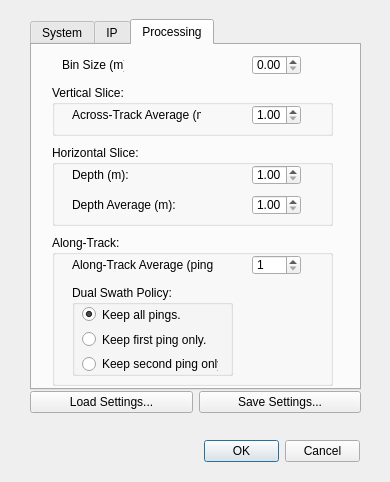
monsterkittykitty/WaterColumnPlotter, file GUI/Dialogs/UIFiles/AllSettingsDialog.ui: the form before one commit.
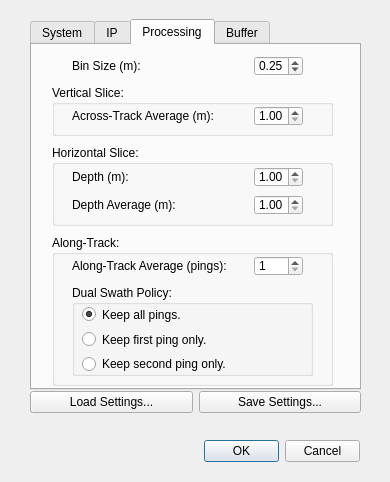
The form after the commit. The open tabs and pages were chosen to show the change.

What changed in the file:
```diff
--- a/GUI/Dialogs/UIFiles/AllSettingsDialog.ui
+++ b/GUI/Dialogs/UIFiles/AllSettingsDialog.ui
@@ -233,41 +233,6 @@
     <attribute name="title">
      <string>Processing</string>
     </attribute>
-    <widget class="QDoubleSpinBox" name="doubleSpinBoxBinSize">
-     <property name="geometry">
-      <rect>
-       <x>220</x>
-       <y>10</y>
-       <width>49</width>
-       <height>20</height>
-      </rect>
-     </property>
-     <property name="toolTip">
-      <string>Raw data to be placed in square bins of this dimension.</string>
-     </property>
-     <property name="maximum">
-      <double>100.000000000000000</double>
-     </property>
-     <property name="singleStep">
-      <double>0.100000000000000</double>
-     </property>
-     <property name="value">
-      <double>0.000000000000000</double>
-     </property>
-    </widget>
-    <widget class="QLabel" name="labelBinSize">
-     <property name="geometry">
-      <rect>
-       <x>30</x>
-       <y>10</y>
-       <width>62</width>
-       <height>20</height>
-      </rect>
-     </property>
-     <property name="text">
-      <string>Bin Size (m): </string>
-     </property>
-    </widget>
     <widget class="QGroupBox" name="groupBoxAlongTrack">
      <property name="geometry">
       <rect>
@@ -280,47 +245,12 @@
      <property name="title">
       <string>Along-Track:</string>
      </property>
-     <widget class="QSpinBox" name="spinBoxAlongTrackAvg">
-      <property name="geometry">
-       <rect>
-        <x>200</x>
-        <y>20</y>
-        <width>49</width>
-        <height>20</height>
-       </rect>
-      </property>
-      <property name="toolTip">
-       <string>Number of pings to average along-track.</string>
-      </property>
-      <property name="minimum">
-       <number>1</number>
-      </property>
-      <property name="maximum">
-       <number>100</number>
-      </property>
-      <property name="value">
-       <number>1</number>
-      </property>
-     </widget>
-     <widget class="QLabel" name="labelAlongTrackAvg">
-      <property name="geometry">
-       <rect>
-        <x>20</x>
-        <y>20</y>
-        <width>141</width>
-        <height>20</height>
-       </rect>
-      </property>
-      <property name="text">
-       <string>Along-Track Average (pings):</string>
-      </property>
-     </widget>
      <widget class="QGroupBox" name="groupBoxDualSwath">
       <property name="geometry">
        <rect>
         <x>20</x>
         <y>50</y>
-        <width>161</width>
+        <width>241</width>
         <height>91</height>
        </rect>
       </property>
@@ -338,7 +268,7 @@
         <rect>
          <x>10</x>
          <y>20</y>
-         <width>136</width>
+         <width>221</width>
          <height>68</height>
         </rect>
        </property>
@@ -370,6 +300,78 @@
        </layout>
       </widget>
      </widget>
+     <widget class="QWidget" name="">
+      <property name="geometry">
+       <rect>
+        <x>20</x>
+        <y>20</y>
+        <width>231</width>
+        <height>22</height>
+       </rect>
+      </property>
+      <layout class="QHBoxLayout" name="horizontalLayoutAlongTrackAvg">
+       <item>
+        <widget class="QLabel" name="labelAlongTrackAvg">
+         <property name="sizePolicy">
+          <sizepolicy hsizetype="Minimum" vsizetype="Preferred">
+           <horstretch>0</horstretch>
+           <verstretch>0</verstretch>
+          </sizepolicy>
+         </property>
+         <property name="text">
+          <string>Along-Track Average (pings):</string>
+         </property>
+        </widget>
+       </item>
+       <item>
+        <spacer name="horizontalSpacerAlongTrackAvg">
+         <property name="orientation">
+          <enum>Qt::Horizontal</enum>
+         </property>
+         <property name="sizeHint" stdset="0">
+          <size>
+           <width>18</width>
+           <height>20</height>
+          </size>
+         </property>
+        </spacer>
+       </item>
+       <item>
+        <widget class="QSpinBox" name="spinBoxAlongTrackAvg">
+         <property name="sizePolicy">
+          <sizepolicy hsizetype="Fixed" vsizetype="Fixed">
+           <horstretch>0</horstretch>
+           <verstretch>0</verstretch>
+          </sizepolicy>
+         </property>
+         <property name="minimumSize">
+          <size>
+           <width>49</width>
+           <height>20</height>
+          </size>
+         </property>
+         <property name="maximumSize">
+          <size>
+           <width>49</width>
+           <height>20</height>
+          </size>
+         </property>
+         <property name="toolTip">
+          <string>Number of pings to average along-track.</string>
+         </property>
+         <property name="minimum">
+          <number>1</number>
+         </property>
+         <property name="maximum">
+          <number>100</number>
+         </property>
+         <property name="value">
+          <number>1</number>
+         </property>
+        </widget>
+       </item>
+      </layout>
+     </widget>
     </widget>
     <widget class="QGroupBox" name="groupBoxVerticalSlice">
      <property name="geometry">
@@ -383,43 +385,80 @@
      <property name="title">
       <string>Vertical Slice:</string>
      </property>
-     <widget class="QDoubleSpinBox" name="doubleSpinBoxAcrossTrackAvg">
-      <property name="geometry">
-       <rect>
-        <x>200</x>
-        <y>20</y>
-        <width>49</width>
-        <height>20</height>
-       </rect>
-      </property>
-      <property name="toolTip">
-       <string>Width to average across-track.</string>
-      </property>
-      <property name="minimum">
-       <double>1.000000000000000</double>
-      </property>
-      <property name="maximum">
-       <double>100.000000000000000</double>
-      </property>
-      <property name="singleStep">
-       <double>0.500000000000000</double>
-      </property>
-      <property name="value">
-       <double>1.000000000000000</double>
-      </property>
-     </widget>
-     <widget class="QLabel" name="labelAcrossTrackAvg">
+     <widget class="QWidget" name="">
       <property name="geometry">
        <rect>
         <x>20</x>
         <y>20</y>
-        <width>129</width>
-        <height>20</height>
+        <width>231</width>
+        <height>22</height>
        </rect>
       </property>
-      <property name="text">
-       <string>Across-Track Average (m):</string>
-      </property>
+      <layout class="QHBoxLayout" name="horizontalLayoutAcrossTrackAvg">
+       <item>
+        <widget class="QLabel" name="labelAcrossTrackAvg">
+         <property name="sizePolicy">
+          <sizepolicy hsizetype="Minimum" vsizetype="Preferred">
+           <horstretch>0</horstretch>
+           <verstretch>0</verstretch>
+          </sizepolicy>
+         </property>
+         <property name="text">
+          <string>Across-Track Average (m):</string>
+         </property>
+        </widget>
+       </item>
+       <item>
+        <spacer name="horizontalSpacerAcrossTrackAvg">
+         <property name="orientation">
+          <enum>Qt::Horizontal</enum>
+         </property>
+         <property name="sizeHint" stdset="0">
+          <size>
+           <width>18</width>
+           <height>20</height>
+          </size>
+         </property>
+        </spacer>
+       </item>
+       <item>
+        <widget class="QDoubleSpinBox" name="doubleSpinBoxAcrossTrackAvg">
+         <property name="sizePolicy">
+          <sizepolicy hsizetype="Fixed" vsizetype="Fixed">
+           <horstretch>0</horstretch>
+           <verstretch>0</verstretch>
+          </sizepolicy>
+         </property>
+         <property name="minimumSize">
+          <size>
+           <width>49</width>
+           <height>20</height>
+          </size>
+         </property>
+         <property name="maximumSize">
+          <size>
+           <width>49</width>
+           <height>20</height>
+          </size>
+         </property>
+         <property name="toolTip">
+          <string>Width to average across-track.</string>
+         </property>
+         <property name="minimum">
+          <double>1.000000000000000</double>
+         </property>
+         <property name="maximum">
+          <double>100.000000000000000</double>
+         </property>
+         <property name="singleStep">
+          <double>0.500000000000000</double>
+         </property>
+         <property name="value">
+          <double>1.000000000000000</double>
+         </property>
+        </widget>
+       </item>
+      </layout>
      </widget>
     </widget>
     <widget class="QGroupBox" name="groupBoxHorizontalSlice">
@@ -434,81 +473,448 @@
      <property name="title">
       <string>Horizontal Slice: </string>
      </property>
-     <widget class="QDoubleSpinBox" name="doubleSpinBoxDepthAvg">
+     <widget class="QWidget" name="">
       <property name="geometry">
        <rect>
-        <x>200</x>
-        <y>50</y>
-        <width>49</width>
-        <height>20</height>
-       </rect>
-      </property>
-      <property name="toolTip">
-       <string>Depth to average.</string>
-      </property>
-      <property name="minimum">
-       <double>1.000000000000000</double>
-      </property>
-      <property name="maximum">
-       <double>100.000000000000000</double>
-      </property>
-      <property name="singleStep">
-       <double>0.500000000000000</double>
-      </property>
-      <property name="value">
-       <double>1.000000000000000</double>
-      </property>
-     </widget>
-     <widget class="QLabel" name="labelDepthAvg">
-      <property name="geometry">
-       <rect>
         <x>20</x>
-        <y>50</y>
-        <width>129</width>
-        <height>20</height>
+        <y>20</y>
+        <width>231</width>
+        <height>52</height>
        </rect>
       </property>
-      <property name="text">
-       <string>Depth Average (m):</string>
-      </property>
+      <layout class="QVBoxLayout" name="verticalLayout">
+       <item>
+        <layout class="QHBoxLayout" name="horizontalLayoutDepth">
+         <item>
+          <widget class="QLabel" name="labelDepth">
+           <property name="sizePolicy">
+            <sizepolicy hsizetype="Minimum" vsizetype="Preferred">
+             <horstretch>0</horstretch>
+             <verstretch>0</verstretch>
+            </sizepolicy>
+           </property>
+           <property name="text">
+            <string>Depth (m):</string>
+           </property>
+          </widget>
+         </item>
+         <item>
+          <spacer name="horizontalSpacerDepth">
+           <property name="orientation">
+            <enum>Qt::Horizontal</enum>
+           </property>
+           <property name="sizeHint" stdset="0">
+            <size>
+             <width>40</width>
+             <height>20</height>
+            </size>
+           </property>
+          </spacer>
+         </item>
+         <item>
+          <widget class="QDoubleSpinBox" name="doubleSpinBoxDepth">
+           <property name="sizePolicy">
+            <sizepolicy hsizetype="Fixed" vsizetype="Fixed">
+             <horstretch>0</horstretch>
+             <verstretch>0</verstretch>
+            </sizepolicy>
+           </property>
+           <property name="minimumSize">
+            <size>
+             <width>49</width>
+             <height>20</height>
+            </size>
+           </property>
+           <property name="maximumSize">
+            <size>
+             <width>49</width>
+             <height>20</height>
+            </size>
+           </property>
+           <property name="toolTip">
+            <string>Depth of horizontal slice.</string>
+           </property>
+           <property name="minimum">
+            <double>1.000000000000000</double>
+           </property>
+           <property name="maximum">
+            <double>1000.000000000000000</double>
+           </property>
+           <property name="singleStep">
+            <double>0.500000000000000</double>
+           </property>
+           <property name="value">
+            <double>1.000000000000000</double>
+           </property>
+          </widget>
+         </item>
+        </layout>
+       </item>
+       <item>
+        <layout class="QHBoxLayout" name="horizontalLayoutDepthAvg">
+         <item>
+          <widget class="QLabel" name="labelDepthAvg">
+           <property name="sizePolicy">
+            <sizepolicy hsizetype="Minimum" vsizetype="Preferred">
+             <horstretch>0</horstretch>
+             <verstretch>0</verstretch>
+            </sizepolicy>
+           </property>
+           <property name="text">
+            <string>Depth Average (m):</string>
+           </property>
+          </widget>
+         </item>
+         <item>
+          <spacer name="horizontalSpacerDepthAvg">
+           <property name="orientation">
+            <enum>Qt::Horizontal</enum>
+           </property>
+           <property name="sizeHint" stdset="0">
+            <size>
+             <width>40</width>
+             <height>20</height>
+            </size>
+           </property>
+          </spacer>
+         </item>
+         <item>
+          <widget class="QDoubleSpinBox" name="doubleSpinBoxDepthAvg">
+           <property name="sizePolicy">
+            <sizepolicy hsizetype="Fixed" vsizetype="Fixed">
+             <horstretch>0</horstretch>
+             <verstretch>0</verstretch>
+            </sizepolicy>
+           </property>
+           <property name="minimumSize">
+            <size>
+             <width>49</width>
+             <height>20</height>
+            </size>
+           </property>
+           <property name="maximumSize">
+            <size>
+             <width>49</width>
+             <height>20</height>
+            </size>
+           </property>
+           <property name="toolTip">
+            <string>Depth to average.</string>
+           </property>
+           <property name="minimum">
+            <double>1.000000000000000</double>
+           </property>
+           <property name="maximum">
+            <double>100.000000000000000</double>
+           </property>
+           <property name="singleStep">
+            <double>0.500000000000000</double>
+           </property>
+           <property name="value">
+            <double>1.000000000000000</double>
+           </property>
+          </widget>
+         </item>
+        </layout>
+       </item>
+      </layout>
      </widget>
-     <widget class="QLabel" name="labelDepth">
+    </widget>
+    <widget class="QWidget" name="">
+     <property name="geometry">
+      <rect>
+       <x>40</x>
+       <y>10</y>
+       <width>231</width>
+       <height>22</height>
+      </rect>
+     </property>
+     <layout class="QHBoxLayout" name="horizontalLayoutBinSize">
+      <item>
+       <widget class="QLabel" name="labelBinSize">
+        <property name="sizePolicy">
+         <sizepolicy hsizetype="Minimum" vsizetype="Preferred">
+          <horstretch>0</horstretch>
+          <verstretch>0</verstretch>
+         </sizepolicy>
+        </property>
+        <property name="text">
+         <string>Bin Size (m): </string>
+        </property>
+       </widget>
+      </item>
+      <item>
+       <spacer name="horizontalSpacerBinSize">
+        <property name="orientation">
+         <enum>Qt::Horizontal</enum>
+        </property>
+        <property name="sizeHint" stdset="0">
+         <size>
+          <width>40</width>
+          <height>20</height>
+         </size>
+        </property>
+       </spacer>
+      </item>
+      <item>
+       <widget class="QDoubleSpinBox" name="doubleSpinBoxBinSize">
+        <property name="sizePolicy">
+         <sizepolicy hsizetype="Fixed" vsizetype="Fixed">
+          <horstretch>0</horstretch>
+          <verstretch>0</verstretch>
+         </sizepolicy>
+        </property>
+        <property name="minimumSize">
+         <size>
+          <width>49</width>
+          <height>20</height>
+         </size>
+        </property>
+        <property name="maximumSize">
+         <size>
+          <width>49</width>
+          <height>20</height>
+         </size>
+        </property>
+        <property name="toolTip">
+         <string>Raw data to be placed in square bins of this dimension.</string>
+        </property>
+        <property name="maximum">
+         <double>100.000000000000000</double>
+        </property>
+        <property name="singleStep">
+         <double>0.100000000000000</double>
+        </property>
+        <property name="value">
+         <double>0.250000000000000</double>
+        </property>
+       </widget>
+      </item>
+     </layout>
+    </widget>
+   </widget>
+   <widget class="QWidget" name="tabBuffer">
+    <property name="toolTipDuration">
+     <number>-1</number>
+    </property>
+    <attribute name="title">
+     <string>Buffer</string>
+    </attribute>
+    <widget class="QGroupBox" name="groupBoxAdvancedBuffer">
+     <property name="geometry">
+      <rect>
+       <x>20</x>
+       <y>110</y>
+       <width>281</width>
+       <height>111</height>
+      </rect>
+     </property>
+     <property name="title">
+      <string>Advanced</string>
+     </property>
+     <widget class="QWidget" name="">
       <property name="geometry">
        <rect>
         <x>20</x>
         <y>20</y>
-        <width>129</width>
-        <height>20</height>
+        <width>241</width>
+        <height>80</height>
        </rect>
       </property>
-      <property name="text">
-       <string>Depth (m):</string>
-      </property>
-     </widget>
-     <widget class="QDoubleSpinBox" name="doubleSpinBoxDepth">
-      <property name="geometry">
-       <rect>
-        <x>200</x>
-        <y>20</y>
-        <width>49</width>
-        <height>20</height>
-       </rect>
-      </property>
-      <property name="toolTip">
-       <string>Depth of horizontal slice.</string>
-      </property>
-      <property name="minimum">
-       <double>1.000000000000000</double>
-      </property>
-      <property name="maximum">
-       <double>1000.000000000000000</double>
-      </property>
-      <property name="singleStep">
-       <double>0.500000000000000</double>
-      </property>
-      <property name="value">
-       <double>1.000000000000000</double>
-      </property>
+      <layout class="QVBoxLayout" name="verticalLayoutBuffer">
+       <item>
+        <layout class="QHBoxLayout" name="horizontalLayoutMaxHeave">
+         <item>
+          <widget class="QLabel" name="labelMaxHeave">
+           <property name="sizePolicy">
+            <sizepolicy hsizetype="Minimum" vsizetype="Preferred">
+             <horstretch>0</horstretch>
+             <verstretch>0</verstretch>
+            </sizepolicy>
+           </property>
+           <property name="text">
+            <string>Max Heave (m):</string>
+           </property>
+          </widget>
+         </item>
+         <item>
+          <spacer name="horizontalSpacerMaxHeave">
+           <property name="orientation">
+            <enum>Qt::Horizontal</enum>
+           </property>
+           <property name="sizeType">
+            <enum>QSizePolicy::Expanding</enum>
+           </property>
+           <property name="sizeHint" stdset="0">
+            <size>
+             <width>118</width>
+             <height>20</height>
+            </size>
+           </property>
+          </spacer>
+         </item>
+         <item>
+          <widget class="QDoubleSpinBox" name="doubleSpinBoxMaxHeave">
+           <property name="sizePolicy">
+            <sizepolicy hsizetype="Fixed" vsizetype="Fixed">
+             <horstretch>0</horstretch>
+             <verstretch>0</verstretch>
+            </sizepolicy>
+           </property>
+           <property name="minimumSize">
+            <size>
+             <width>49</width>
+             <height>20</height>
+            </size>
+           </property>
+           <property name="maximumSize">
+            <size>
+             <width>49</width>
+             <height>20</height>
+            </size>
+           </property>
+           <property name="maximum">
+            <double>25.000000000000000</double>
+           </property>
+           <property name="singleStep">
+            <double>0.500000000000000</double>
+           </property>
+           <property name="value">
+            <double>5.000000000000000</double>
+           </property>
+          </widget>
+         </item>
+        </layout>
+       </item>
+       <item>
+        <layout class="QHBoxLayout" name="horizontalLayoutMaxGridCells">
+         <item>
+          <widget class="QLabel" name="labelMaxGridCells">
+           <property name="sizePolicy">
+            <sizepolicy hsizetype="Minimum" vsizetype="Preferred">
+             <horstretch>0</horstretch>
+             <verstretch>0</verstretch>
+            </sizepolicy>
+           </property>
+           <property name="text">
+            <string>Max Grid Cells:</string>
+           </property>
+          </widget>
+         </item>
+         <item>
+          <spacer name="horizontalSpacerMaxGridCells">
+           <property name="orientation">
+            <enum>Qt::Horizontal</enum>
+           </property>
+           <property name="sizeType">
+            <enum>QSizePolicy::Expanding</enum>
+           </property>
+           <property name="sizeHint" stdset="0">
+            <size>
+             <width>118</width>
+             <height>20</height>
+            </size>
+           </property>
+          </spacer>
+         </item>
+         <item>
+          <widget class="QSpinBox" name="spinBoxMaxGridCells">
+           <property name="sizePolicy">
+            <sizepolicy hsizetype="Fixed" vsizetype="Fixed">
+             <horstretch>0</horstretch>
+             <verstretch>0</verstretch>
+            </sizepolicy>
+           </property>
+           <property name="minimumSize">
+            <size>
+             <width>49</width>
+             <height>20</height>
+            </size>
+           </property>
+           <property name="maximumSize">
+            <size>
+             <width>49</width>
+             <height>20</height>
+            </size>
+           </property>
+           <property name="toolTip">
+            <string>Size of square matrix for storing ping data.</string>
+           </property>
+           <property name="maximum">
+            <number>1000</number>
+           </property>
+           <property name="value">
+            <number>500</number>
+           </property>
+          </widget>
+         </item>
+        </layout>
+       </item>
+       <item>
+        <layout class="QHBoxLayout" name="horizontalLayoutMaxPingBuffer">
+         <item>
+          <widget class="QLabel" name="labelMaxPingBuffer">
+           <property name="sizePolicy">
+            <sizepolicy hsizetype="Minimum" vsizetype="Preferred">
+             <horstretch>0</horstretch>
+             <verstretch>0</verstretch>
+            </sizepolicy>
+           </property>
+           <property name="text">
+            <string>Max Ping Buffer Length (pings):</string>
+           </property>
+          </widget>
+         </item>
+         <item>
+          <spacer name="horizontalSpacerMaxPingBuffer">
+           <property name="orientation">
+            <enum>Qt::Horizontal</enum>
+           </property>
+           <property name="sizeType">
+            <enum>QSizePolicy::Expanding</enum>
+           </property>
+           <property name="sizeHint" stdset="0">
+            <size>
+             <width>48</width>
+             <height>20</height>
+            </size>
+           </property>
+          </spacer>
+         </item>
+         <item>
+          <widget class="QSpinBox" name="spinBoxMaxPingBuffer">
+           <property name="sizePolicy">
+            <sizepolicy hsizetype="Fixed" vsizetype="Fixed">
+             <horstretch>0</horstretch>
+             <verstretch>0</verstretch>
+            </sizepolicy>
+           </property>
+           <property name="minimumSize">
+            <size>
+             <width>49</width>
+             <height>20</height>
+            </size>
+           </property>
+           <property name="maximumSize">
+            <size>
+             <width>49</width>
+             <height>20</height>
+            </size>
+           </property>
+           <property name="toolTip">
+            <string>Number of pings to store in buffer.</string>
+           </property>
+           <property name="maximum">
+            <number>10000</number>
+           </property>
+           <property name="value">
+            <number>1000</number>
+           </property>
+          </widget>
+         </item>
+        </layout>
+       </item>
+      </layout>
      </widget>
     </widget>
    </widget>
```
Left out of the diff: 121 changed lines with no effect on the pictures.
